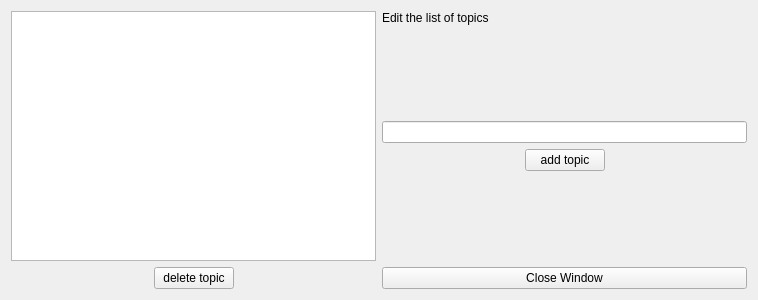
The window that src/Assign_GUP/resources/topics_editor.ui (prjemian/assign_gup) describes before a commit, drawn with Qt 5.
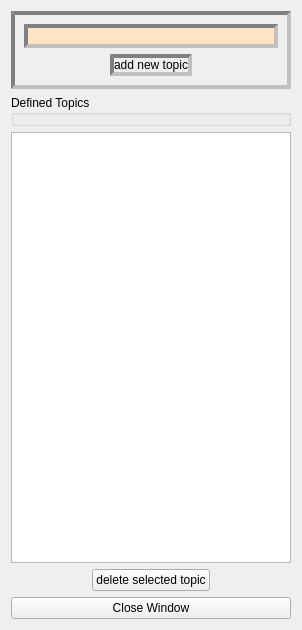
The same window after the commit.

Commit message: * fixes #8: only use master XML files AND proposal.xml files from APS * fixes #5: data files are now separate from source code directory * fixes #3: XML files now validated against XML Schema files * refs #2: some exceptions still slipping through * Topics() class now in use, provides code to use all over, made method names consistent * Removed Mixin class: it caused confusion

What changed in the file:
```diff
--- a/src/Assign_GUP/resources/topics_editor.ui
+++ b/src/Assign_GUP/resources/topics_editor.ui
@@ -9,8 +9,8 @@
    <rect>
     <x>0</x>
     <y>0</y>
-    <width>758</width>
-    <height>300</height>
+    <width>302</width>
+    <height>630</height>
    </rect>
   </property>
   <property name="windowTitle">
@@ -21,6 +21,69 @@
     <layout class="QHBoxLayout" name="horizontalLayout_3">
      <item>
       <layout class="QVBoxLayout" name="verticalLayout">
+       <item>
+        <widget class="QGroupBox" name="groupBox_2">
+         <property name="styleSheet">
+          <string notr="true">border: 4px solid gray; border-style: inset; </string>
+         </property>
+         <property name="title">
+          <string/>
+         </property>
+         <layout class="QGridLayout" name="gridLayout_2">
+          <item row="1" column="0">
+           <layout class="QHBoxLayout" name="horizontalLayout">
+            <item>
+             <spacer name="horizontalSpacer">
+              <property name="orientation">
+               <enum>Qt::Horizontal</enum>
+              </property>
+              <property name="sizeHint" stdset="0">
+               <size>
+                <width>40</width>
+                <height>20</height>
+               </size>
+              </property>
+             </spacer>
+            </item>
+            <item>
+             <widget class="QPushButton" name="add_pb">
+              <property name="text">
+               <string>add new topic</string>
+              </property>
+             </widget>
+            </item>
+            <item>
+             <spacer name="horizontalSpacer_2">
+              <property name="orientation">
+               <enum>Qt::Horizontal</enum>
+              </property>
+              <property name="sizeHint" stdset="0">
+               <size>
+                <width>40</width>
+                <height>20</height>
+               </size>
+              </property>
+             </spacer>
+            </item>
+           </layout>
+          </item>
+          <item row="0" column="0">
+           <widget class="QLineEdit" name="newTopic">
+            <property name="styleSheet">
+             <string notr="true">background-color: bisque</string>
+            </property>
+           </widget>
+          </item>
+         </layout>
+        </widget>
+       </item>
+       <item>
+        <widget class="QGroupBox" name="groupBox">
+         <property name="title">
+          <string>Defined Topics</string>
+         </property>
+        </widget>
+       </item>
        <item>
         <widget class="QListWidget" name="listWidget"/>
        </item>
@@ -42,7 +105,7 @@
          <item>
           <widget class="QPushButton" name="delete_pb">
            <property name="text">
-            <string>delete topic</string>
+            <string>delete selected topic</string>
            </property>
           </widget>
          </item>
@@ -61,83 +124,6 @@
          </item>
         </layout>
        </item>
-      </layout>
-     </item>
-     <item>
-      <layout class="QVBoxLayout" name="verticalLayout_2">
-       <item>
-        <widget class="QLabel" name="label">
-         <property name="text">
-          <string>Edit the list of topics</string>
-         </property>
-        </widget>
-       </item>
-       <item>
-        <spacer name="verticalSpacer_2">
-         <property name="orientation">
-          <enum>Qt::Vertical</enum>
-         </property>
-         <property name="sizeHint" stdset="0">
-          <size>
-           <width>20</width>
-           <height>40</height>
-          </size>
-         </property>
-        </spacer>
-       </item>
-       <item>
-        <widget class="QLineEdit" name="newTopic"/>
-       </item>
-       <item>
-        <layout class="QHBoxLayout" name="horizontalLayout">
-         <item>
-          <spacer name="horizontalSpacer">
-           <property name="orientation">
-            <enum>Qt::Horizontal</enum>
-           </property>
-           <property name="sizeHint" stdset="0">
-            <size>
-             <width>40</width>
-             <height>20</height>
-            </size>
-           </property>
-          </spacer>
-         </item>
-         <item>
-          <widget class="QPushButton" name="add_pb">
-           <property name="text">
-            <string>add topic</string>
-           </property>
-          </widget>
-         </item>
-         <item>
-          <spacer name="horizontalSpacer_2">
-           <property name="orientation">
-            <enum>Qt::Horizontal</enum>
-           </property>
-           <property name="sizeHint" stdset="0">
-            <size>
-             <width>40</width>
-             <height>20</height>
-            </size>
-           </property>
-          </spacer>
-         </item>
-        </layout>
-       </item>
-       <item>
-        <spacer name="verticalSpacer">
-         <property name="orientation">
-          <enum>Qt::Vertical</enum>
-         </property>
-         <property name="sizeHint" stdset="0">
-          <size>
-           <width>20</width>
-           <height>40</height>
-          </size>
-         </property>
-        </spacer>
-       </item>
        <item>
         <widget class="QPushButton" name="close_pb">
          <property name="text">
```
Left out of the diff: 3 changed lines with no effect on the pictures. The commit also changes 16 other files.
